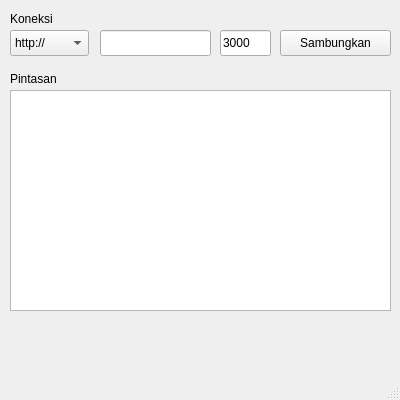
Old version of the form mainwindow.ui in the repository zinzui12345/Shortcut-Emitter.
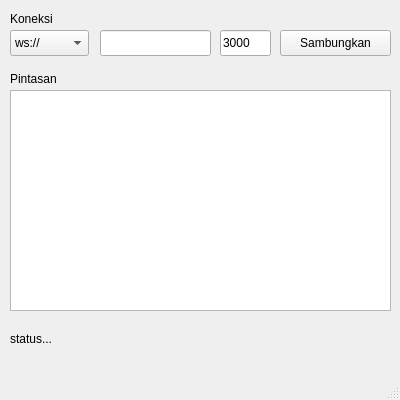
New version of the form. Icons and pictures are not drawn.

What changed in the file:
```diff
--- a/mainwindow.ui
+++ b/mainwindow.ui
@@ -48,7 +48,10 @@
      <string>Koneksi</string>
     </property>
    </widget>
-   <widget class="QComboBox" name="comboBox">
+   <widget class="QComboBox" name="protocolSelect">
+    <property name="enabled">
+     <bool>true</bool>
+    </property>
     <property name="geometry">
      <rect>
       <x>10</x>
@@ -59,7 +62,7 @@
     </property>
     <item>
      <property name="text">
-      <string>http://</string>
+      <string>ws://</string>
      </property>
     </item>
     <item>
@@ -133,6 +136,19 @@
      <string>3000</string>
     </property>
    </widget>
+   <widget class="QLabel" name="connectionStatus">
+    <property name="geometry">
+     <rect>
+      <x>10</x>
+      <y>330</y>
+      <width>58</width>
+      <height>18</height>
+     </rect>
+    </property>
+    <property name="text">
+     <string>status...</string>
+    </property>
+   </widget>
   </widget>
   <widget class="QMenuBar" name="menubar">
    <property name="geometry">
```
Left out of the diff: 2 changed lines with no effect on the pictures.
